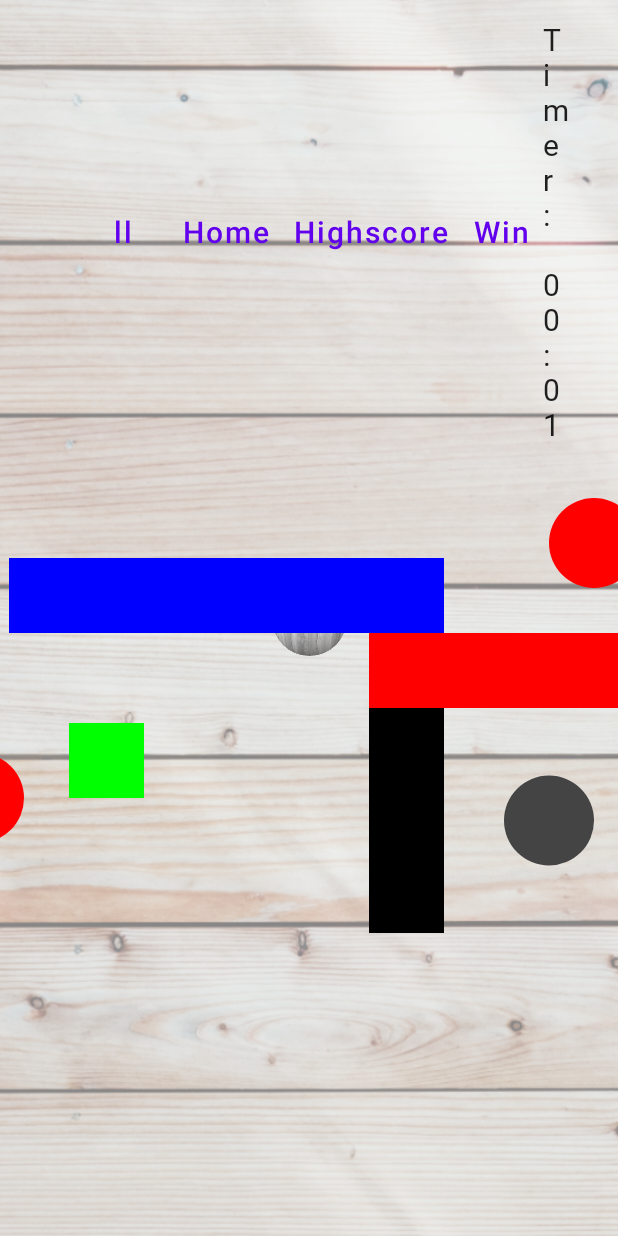
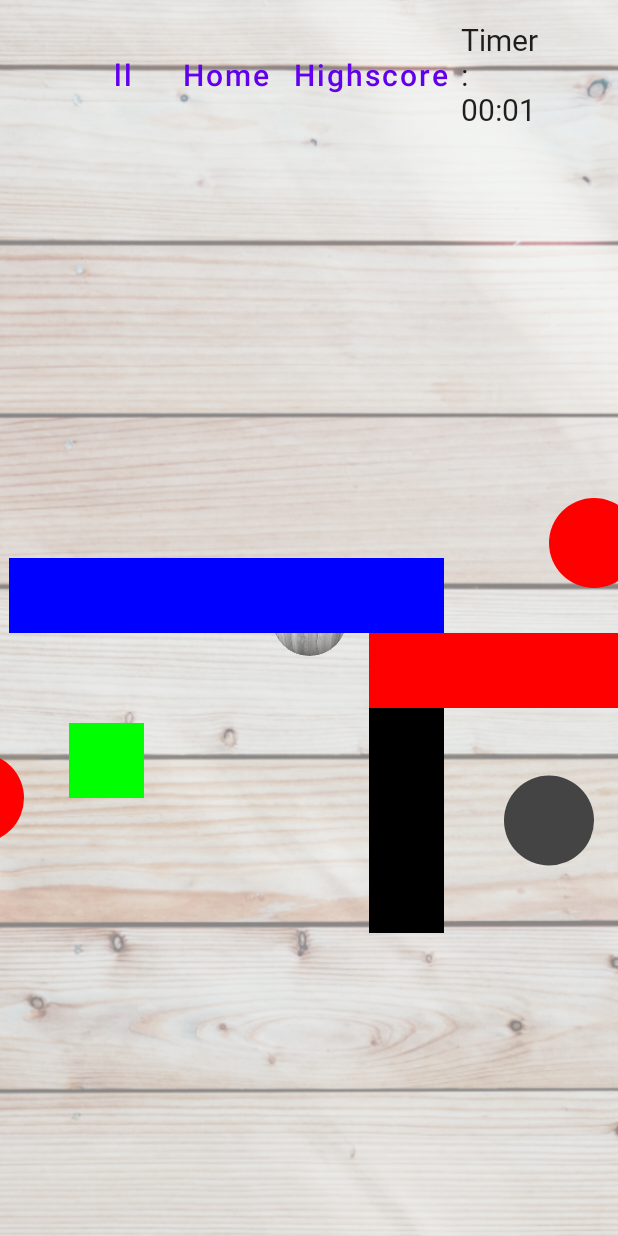
Before and after one commit to FabingoTH/MoCo_SoSe_2023, an Android app built with Jetpack Compose: the BallScreen screen opened through its navigation route, on a phone screen of 412 x 824 dp. Run offline under Robolectric (Android 15) with nearby library versions, the phone set to English and light mode, and no system bars; our stand-ins replace Room's generated code, livedata-compose; Roboto replaces fonts that are not available here.

Commit message:
Demo Win Button Weg
Hab paar Kommentare gelöscht und den Demo Win Button rausgenommen. Jetzt fehlt nur noch den Highscore Button wegzubekommen?

```diff
--- a/app/src/main/java/com/example/marboles/MainActivity.kt
+++ b/app/src/main/java/com/example/marboles/MainActivity.kt
@@ -91,6 +91,7 @@ fun NavigationManager(
             composable("level") { LevelChoiceScreen(levelViewModel) }
             composable("game") {
                 val gameState by sensorViewModel.gameState.observeAsState(GameState.INGAME)
+                val playEffectKey = "playingEffect"
                 val winEffectKey = "winEffect"
                 val gameoverEffectKey = "gameoverEffect"
 
@@ -100,8 +101,7 @@ fun NavigationManager(
                             sensorViewModel,
                             gameViewModel,
                             { navController.navigate("home") },
-                            { navController.navigate("score") },
-                            { navController.navigate("win") }
+                            { navController.navigate("score") }
                         )
                     }
                     GameState.WON -> {
--- a/app/src/main/java/com/example/marboles/mvvm/Models/SensorModel.kt
+++ b/app/src/main/java/com/example/marboles/mvvm/Models/SensorModel.kt
@@ -87,13 +87,11 @@ class SensorModel (private val sensorManager : SensorManager, private val sensor
         for(hole in holes) {
             if(checkGoalCollision(newX, newY, hole.centerX, hole.centerY)) {
                 sensorViewModel.gameState.value = GameState.GAMEOVER
-                println("Leider verloren...")
             }
         }
 
         if(checkGoalCollision(newX, newY, 160f, 135f)){
             sensorViewModel.gameState.value = GameState.WON
-            println("Gewonnen!")
         }
 
         // Neue Koordinaten festlegen
--- a/app/src/main/java/com/example/marboles/mvvm/views/GameView.kt
+++ b/app/src/main/java/com/example/marboles/mvvm/views/GameView.kt
@@ -40,14 +40,13 @@ fun BallScreen(
     sensorViewModel: SensorViewModel,
     gameViewModel: GameViewModel,
     onClickHome: () -> Unit,
-    onClickScore: () -> Unit,
-    onClickWin: () -> Unit
+    onClickScore: () -> Unit
 ) {
 
     val ballCoordinates by sensorViewModel.ballCoordinates.observeAsState(Offset.Zero)
 
     Box(modifier = Modifier.zIndex(100f)) {
-        TopBar(gameViewModel, sensorViewModel, onClickHome, onClickScore, onClickWin)
+        TopBar(gameViewModel, sensorViewModel, onClickHome, onClickScore)
     }
 
     // Playing Field = Screen Size
@@ -145,8 +144,7 @@ fun TopBar(
     gameViewModel: GameViewModel,
     sensorViewModel: SensorViewModel,
     onClickHome: () -> Unit,
-    onClickScore: () -> Unit,
-    onClickWin: () -> Unit
+    onClickScore: () -> Unit
 ) {
 
     // Timer-logic ist letzt im game view model
@@ -182,15 +180,6 @@ fun TopBar(
             ) {
                 Text(text = "Highscore", fontSize = 20.sp)
             }
-            TextButton(
-                onClick = {
-                    sensorViewModel.gameState.value = GameState.WON
-                    onClickWin()
-                }
-            ) {
-                Text(text = "Win", fontSize = 20.sp)
-            }
-
         }
         Text(text = "Timer: ${gameViewModel.formatTimer(time)}", fontSize = 20.sp)
     }
```
